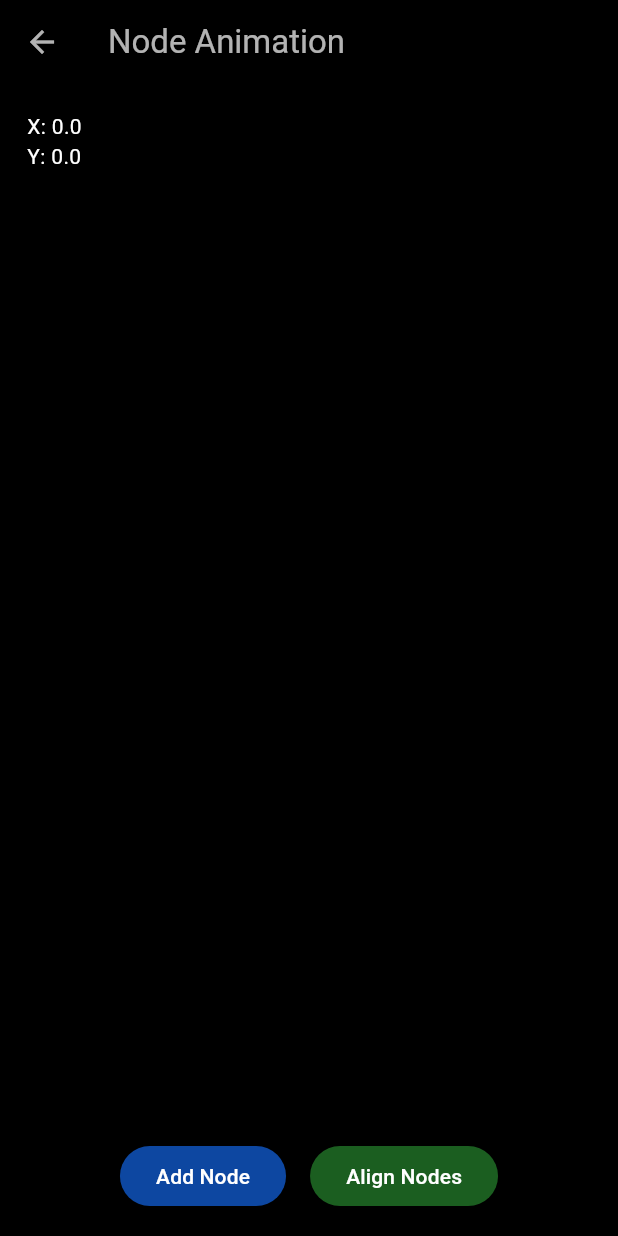
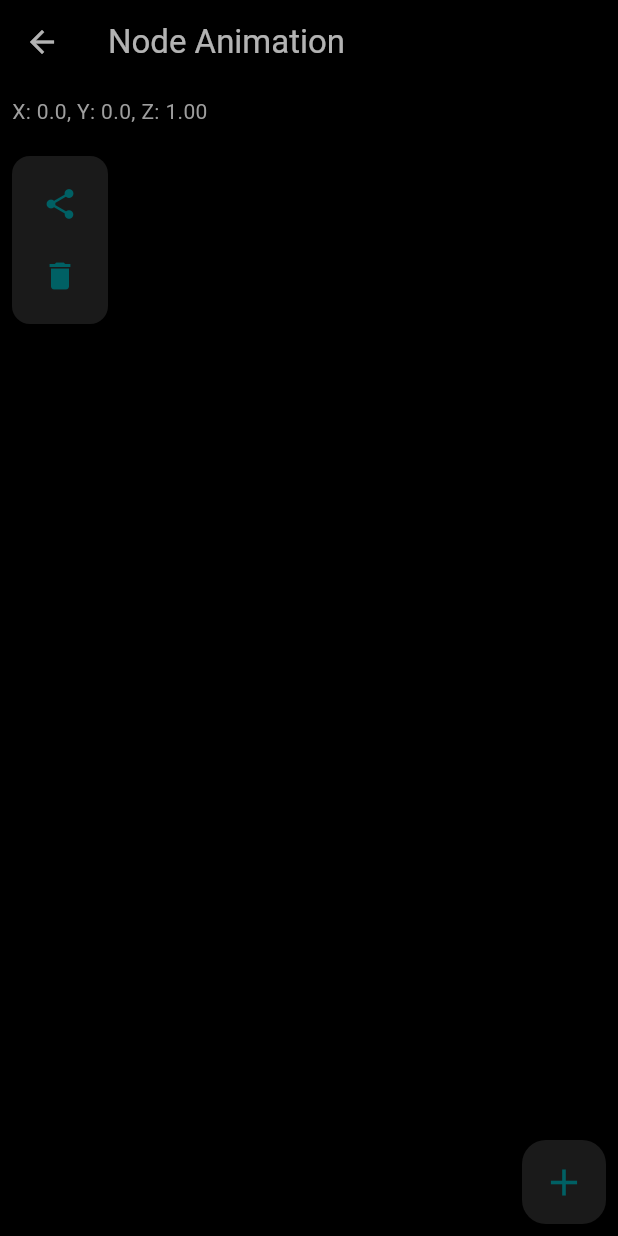
Before and after one commit to YoRuHub/material, a Flutter app: the screen it shows after launch, after a tap on "Mind Map", on a phone screen of 412 x 824 dp. Run offline on Flutter 3.47's test engine with Material 3 defaults, Android fonts, the phone set to English and light mode, and no system bars; our stand-ins replace flutter_svg; project files that could hold a hidden picture were left out.

```diff
--- a/lib/screens/mind_map_screen.dart
+++ b/lib/screens/mind_map_screen.dart
@@ -2,7 +2,10 @@ import 'dart:collection';
 import 'dart:math';
 import 'package:flutter/gestures.dart';
 import 'package:flutter/material.dart';
+import 'package:flutter_app/widgets/add_node_button.dart';
+import 'package:flutter_app/widgets/positioned_text.dart';
 import 'package:vector_math/vector_math.dart' as vector_math;
+import '../widgets/tool_bar.dart';
 
 class Node {
   vector_math.Vector2 position;
@@ -44,7 +47,7 @@ class NodeAnimationState extends State<NodeAnimation>
   static const double saturation = 0.7;
   static const double lightness = 0.6;
   static const double nodeHorizontalSpacing = 150.0;
-  static const double levelHeight = 150.0;
+  static const double levelHeight = 100.0;
   static const double alpha = 1.0;
   static const double hueShift = 20.0;
   static const double maxHue = 360.0;
@@ -189,76 +192,91 @@ class NodeAnimationState extends State<NodeAnimation>
                   ),
                 ),
               ),
-              Padding(
-                padding: const EdgeInsets.all(16.0),
-                child: Row(
-                  mainAxisAlignment: MainAxisAlignment.center,
-                  children: [
-                    ElevatedButton(
-                      onPressed: _addNode,
-                      style: ElevatedButton.styleFrom(
-                        foregroundColor: Colors.white,
-                        backgroundColor: Colors.blue[900],
-                      ),
-                      child: const Text("Add Node"),
-                    ),
-                    const SizedBox(width: 16),
-                    ElevatedButton(
-                      onPressed: isAligning ? null : () => _alignNodes(context),
-                      style: ElevatedButton.styleFrom(
-                        foregroundColor: Colors.white,
-                        backgroundColor: Colors.green[900],
-                      ),
-                      child: const Text("Align Nodes"),
-                    ),
-                  ],
-                ),
-              ),
             ],
           ),
-          // 座標表示を左上に配置
-          Positioned(
-            left: 10,
-            top: 10,
-            child: Container(
-              padding: const EdgeInsets.all(8),
-              decoration: BoxDecoration(
-                color: Colors.black.withOpacity(0.7),
-                borderRadius: BorderRadius.circular(5),
+          Stack(
+            children: [
+              // 座標表示をToolBoxの上に表示
+              PositionedText(
+                offsetX: _offset.dx, // _offsetからX座標を渡す
+                offsetY: _offset.dy, // _offsetからY座標を渡す
+                scaleZ: _scale, // _scaleからZ座標を渡す
               ),
-              child: Text(
-                'X: ${_offset.dx.toStringAsFixed(1)}\nY: ${_offset.dy.toStringAsFixed(1)}',
-                style: const TextStyle(
-                  color: Colors.white,
-                  fontSize: 14,
-                ),
+              // ツールボックスの表示
+              ToolBarWidget(
+                // ToolBoxWidgetを使用
+                alignNodes: _alignNodes,
+                isAligning: isAligning,
+                deleteActiveNode: _deleteActiveNode,
               ),
-            ),
+              // 右下に四角いFloatingActionButtonを配置
+              AddNodeButton(onPressed: _addNode),
+            ],
           ),
         ],
       ),
     );
   }
 
+  void _deleteActiveNode() {
+    if (_activeNode != null) {
+      // 子ノードも再帰的に削除
+      _deleteNodeAndChildren(_activeNode!);
+    }
+    //アクティブ状態を解除
+    setState(() {
+      _activeNode = null;
+    });
+  }
+
+  void _deleteNodeAndChildren(Node node) {
+    // 子ノードを逆順に削除
+    for (var i = node.children.length - 1; i >= 0; i--) {
+      _deleteNodeAndChildren(node.children[i]);
+    }
+
+    // 子ノードを削除
+    node.parent?.children.remove(node);
+
+    // ノードを削除
+    nodes.remove(node);
+  }
+
   void _alignNodes(BuildContext context) async {
+    debugPrint('Aligning nodes...');
     if (nodes.isEmpty) return;
 
     setState(() {
       isAligning = true;
     });
 
+    // ルートノードを特定
     List<Node> rootNodes = nodes.where((node) => node.parent == null).toList();
 
+    // 画面の中心を計算
     final double screenWidth = MediaQuery.of(context).size.width;
-    final double centerX = screenWidth / 2;
+    final double screenCenterX = screenWidth / 2;
     const double startY = 100.0;
 
-    for (int i = 0; i < rootNodes.length; i++) {
-      double rootX = centerX +
-          (i - (rootNodes.length - 1) / 2) * (nodeHorizontalSpacing * 2);
-      _calculateTargetPositions(rootNodes[i], rootX, startY, screenWidth);
+    // 各ルートノードのサブツリーの幅を計算
+    Map<Node, double> nodeWidths = {};
+    for (var root in rootNodes) {
+      _calculateSubtreeWidth(root, nodeWidths);
     }
 
+    // ルートノードの合計幅を計算
+    double totalWidth =
+        rootNodes.fold(0.0, (sum, node) => sum + nodeWidths[node]!);
+    double startX = screenCenterX - totalWidth / 2;
+
+    // 各ルートノードとその子孫の目標位置を計算
+    double currentX = startX;
+    for (var root in rootNodes) {
+      _calculateTargetPositions(root, currentX, startY, nodeWidths);
+      currentX += nodeWidths[root]!;
+    }
+
+    // アニメーションでノードを移動
     for (int step = 0; step < totalSteps; step++) {
       for (var node in nodes) {
         if (node._targetPosition != null) {
@@ -283,21 +301,51 @@ class NodeAnimationState extends State<NodeAnimation>
     });
   }
 
+  // サブツリーの幅を計算するヘルパーメソッド
+  double _calculateSubtreeWidth(Node node, Map<Node, double> nodeWidths) {
+    if (node.children.isEmpty) {
+      // 葉ノードの場合は最小幅を返す
+      double width = nodeHorizontalSpacing;
+      nodeWidths[node] = width;
+      return width;
+    }
+
+    // 子ノードの幅の合計を計算
+    double width = node.children.fold(0.0, (sum, child) {
+      return sum + _calculateSubtreeWidth(child, nodeWidths);
+    });
+
+    // ノードの幅を保存
+    nodeWidths[node] = width;
+    return width;
+  }
+
   void _calculateTargetPositions(
-      Node node, double x, double y, double maxWidth) {
-    node._targetPosition = vector_math.Vector2(x, y);
+      Node node, double startX, double y, Map<Node, double> nodeWidths) {
+    // このノードのサブツリーの幅を取得
+    double subtreeWidth = nodeWidths[node]!;
 
-    if (node.children.isEmpty) return;
+    // このノードの中心位置を計算
+    double centerX = startX + subtreeWidth / 2;
 
-    double totalWidth = (node.children.length - 1) * nodeHorizontalSpacing;
-    double startX = x - totalWidth / 2;
+    // このノードの目標位置を設定
+    node._targetPosition = vector_math.Vector2(centerX, y);
 
-    for (int i = 0; i < node.children.length; i++) {
-      double childX = startX + i * nodeHorizontalSpacing;
-      childX = childX.clamp(node.radius, maxWidth - node.radius);
+    if (node.children.isNotEmpty) {
+      // 子ノードの配置開始位置を計算
+      double childStartX = startX;
 
-      _calculateTargetPositions(
-          node.children[i], childX, y + levelHeight, maxWidth);
+      // 各子ノードとそのサブツリーを配置
+      for (var child in node.children) {
+        _calculateTargetPositions(
+          child,
+          childStartX,
+          y + levelHeight,
+          nodeWidths,
+        );
+        // 次の子ノードの開始位置を更新
+        childStartX += nodeWidths[child]!;
+      }
     }
   }
 
@@ -333,9 +381,13 @@ class NodeAnimationState extends State<NodeAnimation>
         childNode.parent = _activeNode;
         nodes.add(childNode);
       } else {
-        // アクティブノードがない場合は画面の中央にノードを追加
+        vector_math.Vector2 offsetPosition = centerPosition +
+            vector_math.Vector2(
+                Random().nextDouble() * 50 - 25, // ランダムでX軸方向に少し動かす
+                Random().nextDouble() * 50 - 25 // ランダムでY軸方向に少し動かす
+                );
         nodes.add(Node(
-          centerPosition, // 画面中央の位置を設定
+          offsetPosition, // 少し動かした位置を設定
           vector_math.Vector2(0, 0),
           _getColorForGeneration(0),
           20.0,
@@ -538,11 +590,11 @@ class NodeAnimationState extends State<NodeAnimation>
         double dy = node.position.y - node.parent!.position.y;
         double distance = sqrt(dx * dx + dy * dy);
 
-        if (distance > 100) {
+        if (distance > minDistance) {
           vector_math.Vector2 direction =
               vector_math.Vector2(dx, dy).normalized();
           vector_math.Vector2 movement =
-              direction * (distance - 100) * attractionStrength;
+              direction * (distance - minDistance) * attractionStrength;
           node.position -= movement;
         }
       }
--- /dev/null
+++ b/lib/widgets/add_node_button.dart
@@ -0,0 +1,35 @@
+import 'package:flutter/material.dart';
+
+class AddNodeButton extends StatefulWidget {
+  final Function onPressed;
+
+  const AddNodeButton({super.key, required this.onPressed});
+
+  @override
+  AddNodeButtonState createState() => AddNodeButtonState();
+}
+
+class AddNodeButtonState extends State<AddNodeButton> {
+  bool _isHovered = false;
+
+  @override
+  Widget build(BuildContext context) {
+    return Positioned(
+      bottom: 8.0,
+      right: 8.0,
+      child: MouseRegion(
+        onEnter: (_) => setState(() => _isHovered = true),
+        onExit: (_) => setState(() => _isHovered = false),
+        child: FloatingActionButton(
+          onPressed: () => widget.onPressed(), // onPressedを外部から渡す
+          backgroundColor: Colors.white.withOpacity(0.1),
+          child: Icon(
+            Icons.add, // ノード追加アイコン
+            color: _isHovered ? Colors.cyan : Colors.cyan[900],
+            size: 30,
+          ),
+        ),
+      ),
+    );
+  }
+}
--- /dev/null
+++ b/lib/widgets/positioned_text.dart
@@ -0,0 +1,31 @@
+import 'package:flutter/material.dart';
+
+class PositionedText extends StatelessWidget {
+  final double offsetX;
+  final double offsetY;
+  final double scaleZ;
+
+  const PositionedText({
+    super.key,
+    required this.offsetX,
+    required this.offsetY,
+    required this.scaleZ,
+  });
+
+  @override
+  Widget build(BuildContext context) {
+    return Positioned(
+      top: 0,
+      child: Container(
+        padding: const EdgeInsets.all(8),
+        child: Text(
+          'X: ${offsetX.toStringAsFixed(1)}, Y: ${offsetY.toStringAsFixed(1)}, Z: ${scaleZ.toStringAsFixed(2)}',
+          style: const TextStyle(
+            color: Colors.grey,
+            fontSize: 14,
+          ),
+        ),
+      ),
+    );
+  }
+}
--- /dev/null
+++ b/lib/widgets/tool_bar.dart
@@ -0,0 +1,103 @@
+import 'package:flutter/material.dart';
+
+class ToolBarWidget extends StatefulWidget {
+  final Function alignNodes;
+  final bool isAligning;
+  final Function deleteActiveNode; // 削除用の関数
+
+  const ToolBarWidget({
+    super.key,
+    required this.alignNodes,
+    required this.isAligning,
+    required this.deleteActiveNode, // 関数を受け取る
+  });
+
+  @override
+  _ToolBarWidgetState createState() => _ToolBarWidgetState();
+}
+
+class _ToolBarWidgetState extends State<ToolBarWidget> {
+  // ホバー状態を管理するための変数
+  bool isHoveredAlign = false;
+  bool isHoveredDelete = false;
+
+  @override
+  Widget build(BuildContext context) {
+    return Positioned(
+      top: 40,
+      child: Padding(
+        padding: const EdgeInsets.all(8.0),
+        child: Container(
+          padding: const EdgeInsets.symmetric(vertical: 8.0, horizontal: 8.0),
+          decoration: BoxDecoration(
+            color: Colors.white.withOpacity(0.1),
+            borderRadius: BorderRadius.circular(12.0),
+            boxShadow: [
+              BoxShadow(
+                color: Colors.black.withOpacity(0.5),
+              ),
+            ],
+          ),
+          child: Column(
+            crossAxisAlignment: CrossAxisAlignment.center,
+            mainAxisSize: MainAxisSize.min,
+            children: [
+              Tooltip(
+                message: '整列',
+                child: MouseRegion(
+                  onEnter: (_) {
+                    setState(() {
+                      isHoveredAlign = true; // ホバー時に色を変更
+                    });
+                  },
+                  onExit: (_) {
+                    setState(() {
+                      isHoveredAlign = false; // ホバー解除時に元の色に戻す
+                    });
+                  },
+                  child: IconButton(
+                    icon: Icon(
+                      Icons.share,
+                      color: isHoveredAlign || widget.isAligning
+                          ? Colors.cyan
+                          : Colors.cyan[900],
+                      size: 24.0,
+                    ),
+                    onPressed: () {
+                      widget.alignNodes(context);
+                    },
+                  ),
+                ),
+              ),
+              Tooltip(
+                message: 'ノード削除',
+                child: MouseRegion(
+                  onEnter: (_) {
+                    setState(() {
+                      isHoveredDelete = true; // ホバー時に色を変更
+                    });
+                  },
+                  onExit: (_) {
+                    setState(() {
+                      isHoveredDelete = false; // ホバー解除時に元の色に戻す
+                    });
+                  },
+                  child: IconButton(
+                    icon: Icon(
+                      Icons.delete,
+                      color: isHoveredDelete ? Colors.cyan : Colors.cyan[900],
+                      size: 24.0,
+                    ),
+                    onPressed: () {
+                      widget.deleteActiveNode(); // ボタンが押されたら削除関数を実行
+                    },
+                  ),
+                ),
+              ),
+            ],
+          ),
+        ),
+      ),
+    );
+  }
+}
```
